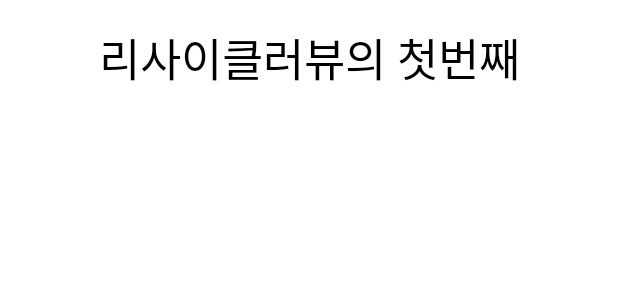
After one commit to tapark/Docfriends_Android_Recruit, an Android app: the layout item_home_first.xml on its own in the app's theme, with its tools: preview values and no code run, on a phone screen of 412 x 824 dp. The commit adds this screen. Shown: the top 300 px of the screen. Run offline under Robolectric (Android 15) with nearby library versions, the phone set to English and light mode, and no system bars.

Commit message:
init_linear_recyclerView

```diff
--- a/app/build.gradle
+++ b/app/build.gradle
@@ -30,6 +30,9 @@ android {
     kotlinOptions {
         jvmTarget = '1.8'
     }
+    viewBinding {
+        enabled = true
+    }
 }
 
 dependencies {
--- a/app/src/main/AndroidManifest.xml
+++ b/app/src/main/AndroidManifest.xml
@@ -1,6 +1,8 @@
 <?xml version="1.0" encoding="utf-8"?>
 <manifest xmlns:android="http://schemas.android.com/apk/res/android"
     package="com.example.docfriends_android_recruit">
+
+    <uses-permission android:name="android.permission.INTERNET"/>
 
     <application
         android:allowBackup="true"
--- a/app/src/main/java/com/example/docfriends_android_recruit/main_model/CompanyModel.kt
+++ b/app/src/main/java/com/example/docfriends_android_recruit/api_model/CompanyModel.kt
@@ -1,4 +1,4 @@
-package com.example.docfriends_android_recruit.main_model
+package com.example.docfriends_android_recruit.api_model
 
 import com.google.gson.annotations.SerializedName
 
--- a/app/src/main/java/com/example/docfriends_android_recruit/main_model/ConsultModel.kt
+++ b/app/src/main/java/com/example/docfriends_android_recruit/api_model/ConsultModel.kt
@@ -1,4 +1,4 @@
-package com.example.docfriends_android_recruit.main_model
+package com.example.docfriends_android_recruit.api_model
 
 import com.google.gson.annotations.SerializedName
 
@@ -6,7 +6,7 @@ data class ConsultModel(
     @SerializedName("seq") val seq: Int,
     @SerializedName("title") val title: String,
     @SerializedName("context") val context: String,
-    @SerializedName("regDate") val regDate: String,
+    @SerializedName("regDate") val regDate: Long,
     @SerializedName("answerCnt") val answerCnt: Int,
     @SerializedName("tagList") val tagList: List<TagModel>
 )
--- a/app/src/main/java/com/example/docfriends_android_recruit/main_model/ExpertModel.kt
+++ b/app/src/main/java/com/example/docfriends_android_recruit/api_model/ExpertModel.kt
@@ -1,4 +1,4 @@
-package com.example.docfriends_android_recruit.main_model
+package com.example.docfriends_android_recruit.api_model
 
 import com.google.gson.annotations.SerializedName
 
--- a/app/src/main/java/com/example/docfriends_android_recruit/main_model/MainDto.kt
+++ b/app/src/main/java/com/example/docfriends_android_recruit/api_model/MainDto.kt
@@ -1,4 +1,4 @@
-package com.example.docfriends_android_recruit.main_model
+package com.example.docfriends_android_recruit.api_model
 
 import com.google.gson.annotations.SerializedName
 
@@ -7,7 +7,7 @@ data class MainDto(
     @SerializedName("expertListPosition") val expertListPosition: Int,
     @SerializedName("companyListPosition") val companyListPosition: Int,
     @SerializedName("consultList") val consultList: List<ConsultModel>,
-    @SerializedName("expertList") val expertList: List<ExpertModel>,
-    @SerializedName("companyList") val companyList: List<CompanyModel>,
+//    @SerializedName("expertList") val expertList: List<ExpertModel>,
+//    @SerializedName("companyList") val companyList: List<CompanyModel>,
 
 )
--- a/app/src/main/java/com/example/docfriends_android_recruit/main_model/MainService.kt
+++ b/app/src/main/java/com/example/docfriends_android_recruit/api_model/MainService.kt
@@ -1,9 +1,9 @@
-package com.example.docfriends_android_recruit.main_model
+package com.example.docfriends_android_recruit.api_model
 
 import retrofit2.Call
 import retrofit2.http.GET
 
 interface MainService {
     @GET("/Docfriends_Android_Recruit/api/home.json")
-    fun mainData(): Call<MainDto>
+    fun getMainData(): Call<MainDto>
 }
--- a/app/src/main/java/com/example/docfriends_android_recruit/main_model/PageMapModel.kt
+++ b/app/src/main/java/com/example/docfriends_android_recruit/api_model/PageMapModel.kt
@@ -1,4 +1,4 @@
-package com.example.docfriends_android_recruit.main_model
+package com.example.docfriends_android_recruit.api_model
 
 import com.google.gson.annotations.SerializedName
 
--- a/app/src/main/java/com/example/docfriends_android_recruit/main_model/TagModel.kt
+++ b/app/src/main/java/com/example/docfriends_android_recruit/api_model/TagModel.kt
@@ -1,8 +1,8 @@
-package com.example.docfriends_android_recruit.main_model
+package com.example.docfriends_android_recruit.api_model
 
 import com.google.gson.annotations.SerializedName
 
 data class TagModel(
     @SerializedName("key") val key: Int,
-    @SerializedName("name") val name: Int
+    @SerializedName("name") val name: String
 )
--- /dev/null
+++ b/app/src/main/res/layout/item_home_first.xml
@@ -0,0 +1,19 @@
+<?xml version="1.0" encoding="utf-8"?>
+<androidx.constraintlayout.widget.ConstraintLayout xmlns:android="http://schemas.android.com/apk/res/android"
+    android:layout_width="match_parent"
+    android:layout_height="wrap_content"
+    xmlns:app="http://schemas.android.com/apk/res-auto">
+
+    <TextView
+        android:layout_width="wrap_content"
+        android:layout_height="wrap_content"
+        android:text="리사이클러뷰의 첫번째"
+        android:textSize="30sp"
+        android:textColor="@color/black"
+        android:layout_margin="16dp"
+        app:layout_constraintStart_toStartOf="parent"
+        app:layout_constraintEnd_toEndOf="parent"
+        app:layout_constraintTop_toTopOf="parent"
+        app:layout_constraintBottom_toBottomOf="parent"/>
+
+</androidx.constraintlayout.widget.ConstraintLayout>
--- a/app/src/main/res/values/colors.xml
+++ b/app/src/main/res/values/colors.xml
@@ -9,5 +9,6 @@
     <color name="white">#FFFFFFFF</color>
     <color name="base_color">#13BB00</color>
     <color name="gray">#AAAAAA</color>
+    <color name="light_gray">#E6E6E6</color>
 
 </resources>
```
Also changed, not shown: app/src/main/java/com/example/docfriends_android_recruit/home/HomeFragment.kt (+63 -0 lines), app/src/main/java/com/example/docfriends_android_recruit/home/homeAdapter.kt (+52 -2 lines), app/src/main/res/layout/item_home.xml (+9 -4 lines).
